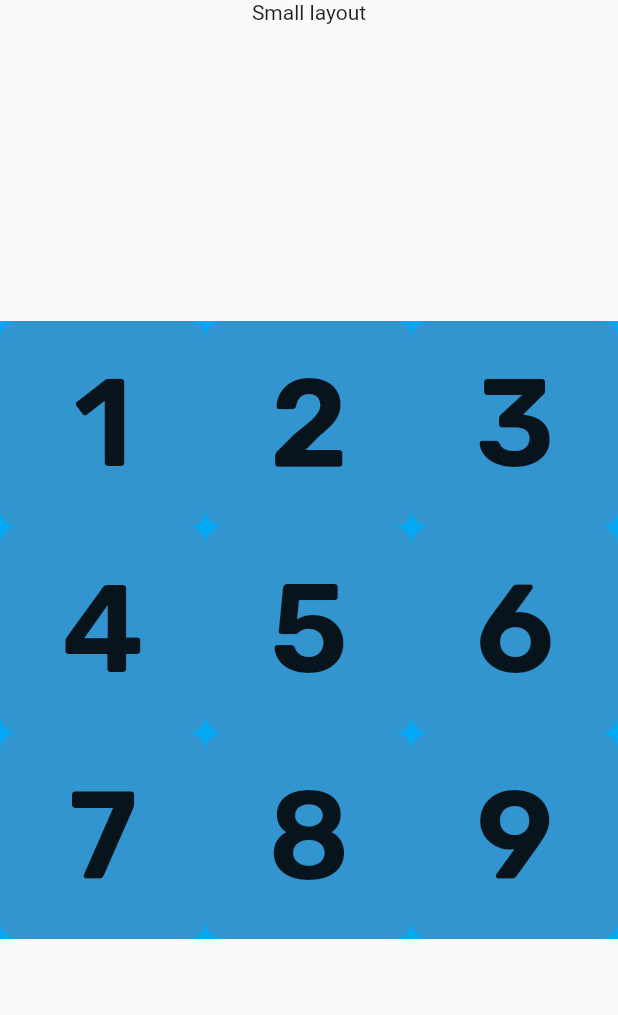
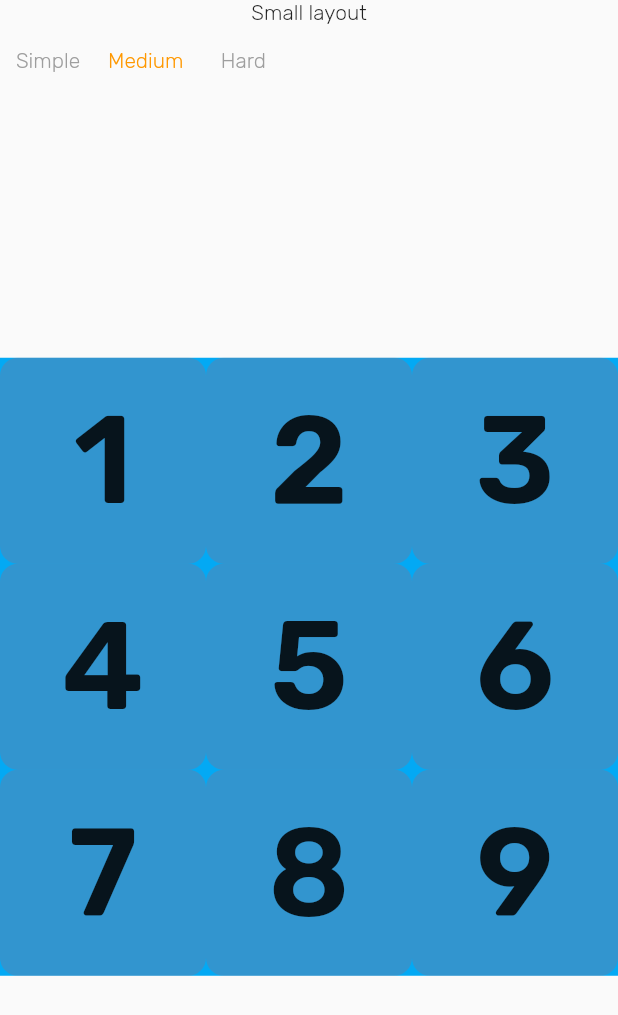
Before and after one commit to mivoligo/portal_puzzle, a Flutter app: the screen it shows after launch, on a phone screen of 412 x 824 dp. Shown: the top 1015 px of the screen. Run offline on Flutter 3.47's test engine with Material 2 defaults, Android fonts, the phone set to English and light mode, and no system bars.

Commit message:
Add fake difficulty selector

```diff
--- a/lib/difficulty_selector.dart
+++ b/lib/difficulty_selector.dart
@@ -0,0 +1,49 @@
+import 'package:flutter/material.dart';
+
+class DifficultySelector extends StatelessWidget {
+  const DifficultySelector({Key? key}) : super(key: key);
+
+  @override
+  Widget build(BuildContext context) {
+    return Row(
+      children: const [
+        _DifficultyButton(
+          text: 'Simple',
+          isSelected: false,
+        ),
+        _DifficultyButton(
+          text: 'Medium',
+          isSelected: true,
+        ),
+        _DifficultyButton(
+          text: 'Hard',
+          isSelected: false,
+        ),
+      ],
+    );
+  }
+}
+
+class _DifficultyButton extends StatelessWidget {
+  const _DifficultyButton({
+    Key? key,
+    required this.isSelected,
+    required this.text,
+  }) : super(key: key);
+
+  final bool isSelected;
+  final String text;
+
+  @override
+  Widget build(BuildContext context) {
+    return TextButton(
+      child: Text(
+        text,
+        style: isSelected
+            ? const TextStyle(color: Colors.orange)
+            : const TextStyle(color: Colors.grey),
+      ),
+      onPressed: () {},
+    );
+  }
+}
--- a/lib/main.dart
+++ b/lib/main.dart
@@ -16,38 +16,9 @@ class MyApp extends StatelessWidget {
       title: 'Flutter Demo',
       theme: ThemeData(
         primarySwatch: Colors.blue,
+        fontFamily: 'Rubik',
       ),
       home: const HomePage(),
     );
   }
 }
-
-// class HomePage extends StatefulWidget {
-//   const HomePage({Key? key}) : super(key: key);
-//
-//   @override
-//   State<HomePage> createState() => _HomePageState();
-// }
-
-// class _HomePageState extends State<HomePage> {
-//   @override
-//   Widget build(BuildContext context) {
-//     return Scaffold(
-//       body: Column(
-//         children: [
-//           Container(
-//             height: 100,
-//             color: Colors.green,
-//           ),
-//           Expanded(
-//             child: LayoutBuilder(builder: (context, constraints) {
-//               return GameBoard(
-//                 parentSize: constraints.biggest * 0.8,
-//               );
-//             }),
-//           ),
-//         ],
-//       ),
-//     );
-//   }
-// }
--- a/lib/small_layout.dart
+++ b/lib/small_layout.dart
@@ -1,4 +1,5 @@
 import 'package:flutter/material.dart';
+import 'package:portal_puzzle/difficulty_selector.dart';
 import 'package:portal_puzzle/game_board.dart';
 
 class SmallLayout extends StatelessWidget {
@@ -9,6 +10,7 @@ class SmallLayout extends StatelessWidget {
     return Column(
       children: [
         Text('Small layout'),
+        DifficultySelector(),
         Expanded(
           child: LayoutBuilder(
             builder: (context, constraints) {
```
